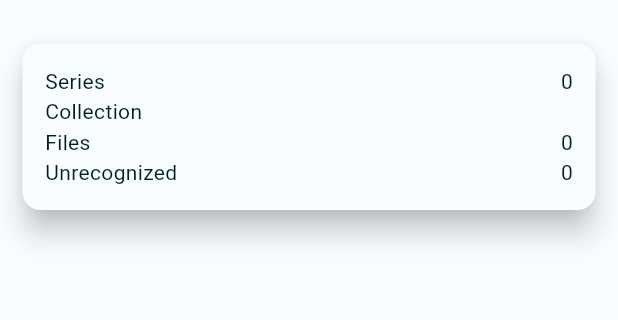
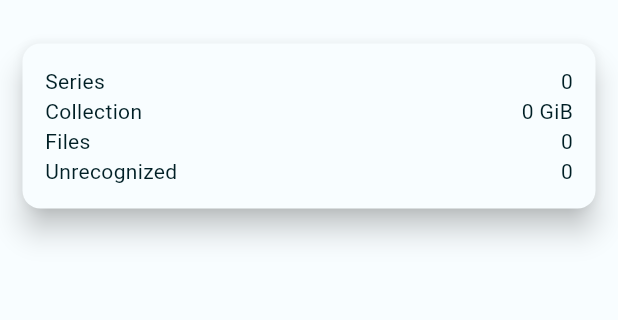
Before and after one commit to amitjha329/Shoko-Flutter-App, a Flutter app: the HomePage screen opened directly with empty values, on a phone screen of 412 x 824 dp, the part 63-383 px from its top. Run offline on Flutter 3.47's test engine with Material 2 defaults, Android fonts, the light colour scheme and no system bars; our stand-ins replace shared_preferences; missing offline and left inert: shared_preferences_android, shared_preferences_foundation, shared_preferences_windows; accounts and stored records are empty; network calls fail.

Commit message:
Some Major Dashboard Api Call Optimizations

```diff
--- a/lib/pages/home.dart
+++ b/lib/pages/home.dart
@@ -1,5 +1,6 @@
 import 'package:flutter/material.dart';
-import 'package:shoko_anime_app/apiHandler/call.dart';
+import 'package:shoko_anime_app/pages/views/dashboard.dart';
+import 'package:shoko_anime_app/widgets/drawer.dart';
 
 class HomePage extends StatefulWidget {
   const HomePage({super.key, required this.apiToken});
@@ -9,73 +10,14 @@ class HomePage extends StatefulWidget {
 }
 
 class _HomePageState extends State<HomePage> {
-  int seriesCount = 0;
-  String collectionSize = "";
-  int fileCount = 0;
-  int unrecognized = 0;
-
-  @override
-  void initState() {
-    super.initState();
-    ShokoApiCall(widget.apiToken).getDashboardStats().then((result) {
-      setState(() {
-        seriesCount = result.seriesCount;
-        collectionSize =
-            "${(result.fileSize / (1024 * 1024 * 1024)).round()} GiB";
-        fileCount = result.fileCount;
-        unrecognized = result.unrecognizedFiles;
-      });
-    });
-  }
-
   @override
   Widget build(BuildContext context) {
     return Scaffold(
       appBar: AppBar(
         title: const Text("Dashboard"),
       ),
-      drawer: const Drawer(elevation: 20, child: Text("")),
-      body: Column(
-        children: [
-          Card(
-              elevation: 8,
-              margin: const EdgeInsets.all(15),
-              child: Padding(
-                  padding: const EdgeInsets.all(15),
-                  child: Column(
-                    children: [
-                      Row(
-                        mainAxisAlignment: MainAxisAlignment.spaceBetween,
-                        children: [
-                          const Text("Series"),
-                          Text(seriesCount.toString())
-                        ],
-                      ),
-                      Row(
-                        mainAxisAlignment: MainAxisAlignment.spaceBetween,
-                        children: [
-                          const Text("Collection"),
-                          Text(collectionSize)
-                        ],
-                      ),
-                      Row(
-                        mainAxisAlignment: MainAxisAlignment.spaceBetween,
-                        children: [
-                          const Text("Files"),
-                          Text(fileCount.toString())
-                        ],
-                      ),
-                      Row(
-                        mainAxisAlignment: MainAxisAlignment.spaceBetween,
-                        children: [
-                          const Text("Unrecognized"),
-                          Text(unrecognized.toString())
-                        ],
-                      )
-                    ],
-                  )))
-        ],
-      ),
+      drawer: const NavDrawer(),
+      body: Dashboard(apiToken: widget.apiToken),
     );
   }
 }
--- /dev/null
+++ b/lib/pages/views/dashboard.dart
@@ -0,0 +1,20 @@
+import 'package:flutter/material.dart';
+import 'package:shoko_anime_app/widgets/dash_stats_card.dart';
+
+class Dashboard extends StatefulWidget {
+  const Dashboard({super.key, required this.apiToken});
+  final String apiToken;
+  @override
+  State<Dashboard> createState() => _DashboardState();
+}
+
+class _DashboardState extends State<Dashboard> {
+  @override
+  Widget build(BuildContext context) {
+    return Column(
+      children: [
+        DashStats(apiToken: widget.apiToken),
+      ],
+    );
+  }
+}
--- /dev/null
+++ b/lib/widgets/dash_stats_card.dart
@@ -0,0 +1,134 @@
+import 'dart:async';
+
+import 'package:flutter/material.dart';
+import 'package:shoko_anime_app/apiHandler/call.dart';
+import 'package:shoko_anime_app/apiHandler/models/dashboard.dart';
+
+class DashStats extends StatefulWidget {
+  const DashStats({super.key, required this.apiToken});
+  final String apiToken;
+  @override
+  State<DashStats> createState() => _StatsState();
+}
+
+class _StatsState extends State<DashStats> {
+  Timer? timer;
+  StatsResponse? dashStats;
+  Future<StatsResponse>? futureDashStats;
+
+  getData() async {
+    ShokoApiCall(widget.apiToken).getDashboardStats().then((result) {
+      setState(() {
+        dashStats = result;
+      });
+    });
+  }
+
+  @override
+  void initState() {
+    super.initState();
+    futureDashStats = ShokoApiCall(widget.apiToken).getDashboardStats();
+    timer = Timer.periodic(const Duration(seconds: 5), (timer) {
+      getData();
+    });
+  }
+
+  @override
+  void dispose() {
+    timer?.cancel();
+    super.dispose();
+  }
+
+  @override
+  Widget build(BuildContext context) {
+    return Card(
+        elevation: 8,
+        margin: const EdgeInsets.all(15),
+        child: Padding(
+            padding: const EdgeInsets.all(15),
+            child: FutureBuilder<StatsResponse>(
+                future: futureDashStats,
+                builder: (context, dataSnapShot) {
+                  if (dataSnapShot.hasData) {
+                    return Column(
+                      children: [
+                        Container(
+                          alignment: AlignmentDirectional.centerEnd,
+                          margin: const EdgeInsetsDirectional.symmetric(
+                              vertical: 5),
+                          child: InkWell(
+                            borderRadius: BorderRadius.circular(50),
+                            onTap: () {
+                              getData();
+                            },
+                            child: const Padding(
+                                padding: EdgeInsets.all(5),
+                                child: Icon(Icons.refresh)),
+                          ),
+                        ),
+                        Row(
+                          mainAxisAlignment: MainAxisAlignment.spaceBetween,
+                          children: [
+                            const Text("Series"),
+                            Text(dataSnapShot.data!.seriesCount.toString())
+                          ],
+                        ),
+                        Row(
+                          mainAxisAlignment: MainAxisAlignment.spaceBetween,
+                          children: [
+                            const Text("Collection"),
+                            Text(
+                                "${(dataSnapShot.data!.fileSize / (1024 * 1024 * 1024)).round()} GiB")
+                          ],
+                        ),
+                        Row(
+                          mainAxisAlignment: MainAxisAlignment.spaceBetween,
+                          children: [
+                            const Text("Files"),
+                            Text(dataSnapShot.data!.fileCount.toString())
+                          ],
+                        ),
+                        Row(
+                          mainAxisAlignment: MainAxisAlignment.spaceBetween,
+                          children: [
+                            const Text("Unrecognized"),
+                            Text(
+                                dataSnapShot.data!.unrecognizedFiles.toString())
+                          ],
+                        )
+                      ],
+                    );
+                  } else if (dataSnapShot.hasError) {
+                    return Column(
+                      children: [
+                        Row(
+                          mainAxisAlignment: MainAxisAlignment.spaceBetween,
+                          children: [const Text("Series"), Text(0.toString())],
+                        ),
+                        const Row(
+                          mainAxisAlignment: MainAxisAlignment.spaceBetween,
+                          children: [Text("Collection"), Text("0 GiB")],
+                        ),
+                        Row(
+                          mainAxisAlignment: MainAxisAlignment.spaceBetween,
+                          children: [const Text("Files"), Text(0.toString())],
+                        ),
+                        Row(
+                          mainAxisAlignment: MainAxisAlignment.spaceBetween,
+                          children: [
+                            const Text("Unrecognized"),
+                            Text(0.toString())
+                          ],
+                        )
+                      ],
+                    );
+                  }
+                  return Card(
+                    child: SizedBox(
+                        height: 100,
+                        width: MediaQuery.of(context).size.width,
+                        child: const CircularProgressIndicator()),
+                  );
+                })));
+  }
+}
```
Also changed, not shown: lib/apiHandler/call.dart (+5 -2 lines), lib/pages/login.dart (+20 -3 lines), lib/pages/server_queue.dart (added, +21 -0 lines), lib/widgets/drawer.dart (added, +13 -0 lines).
